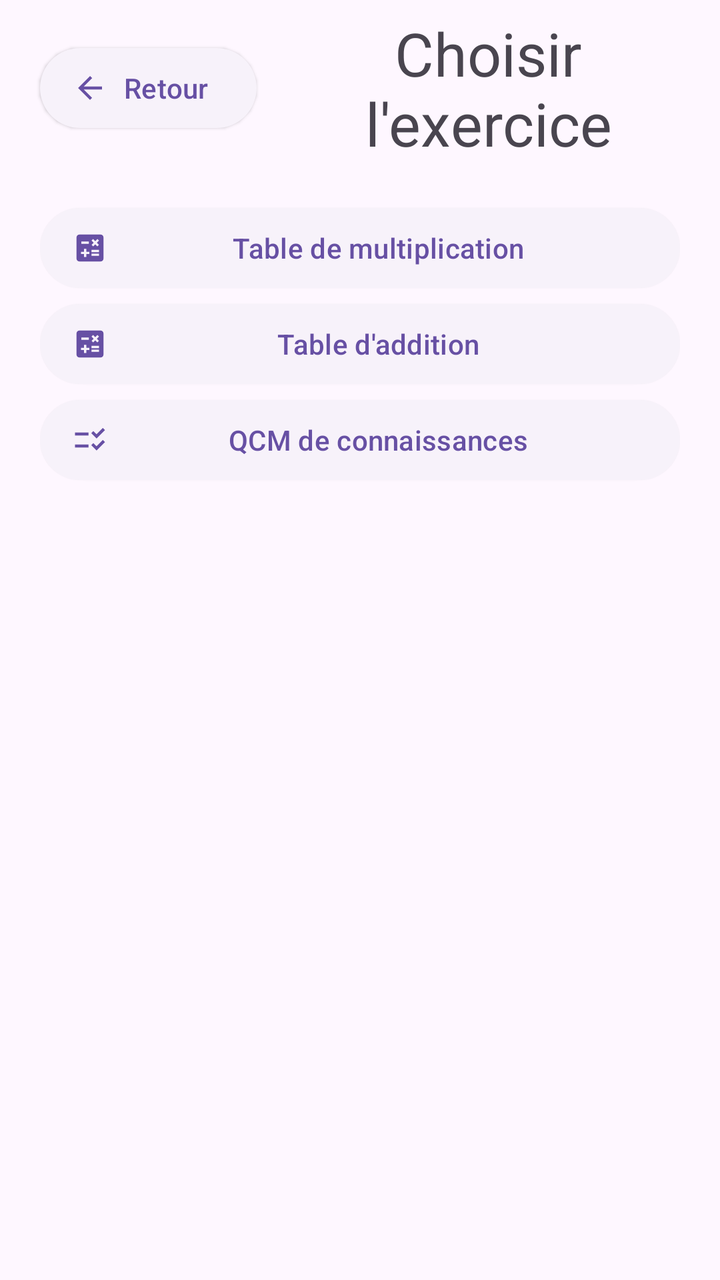
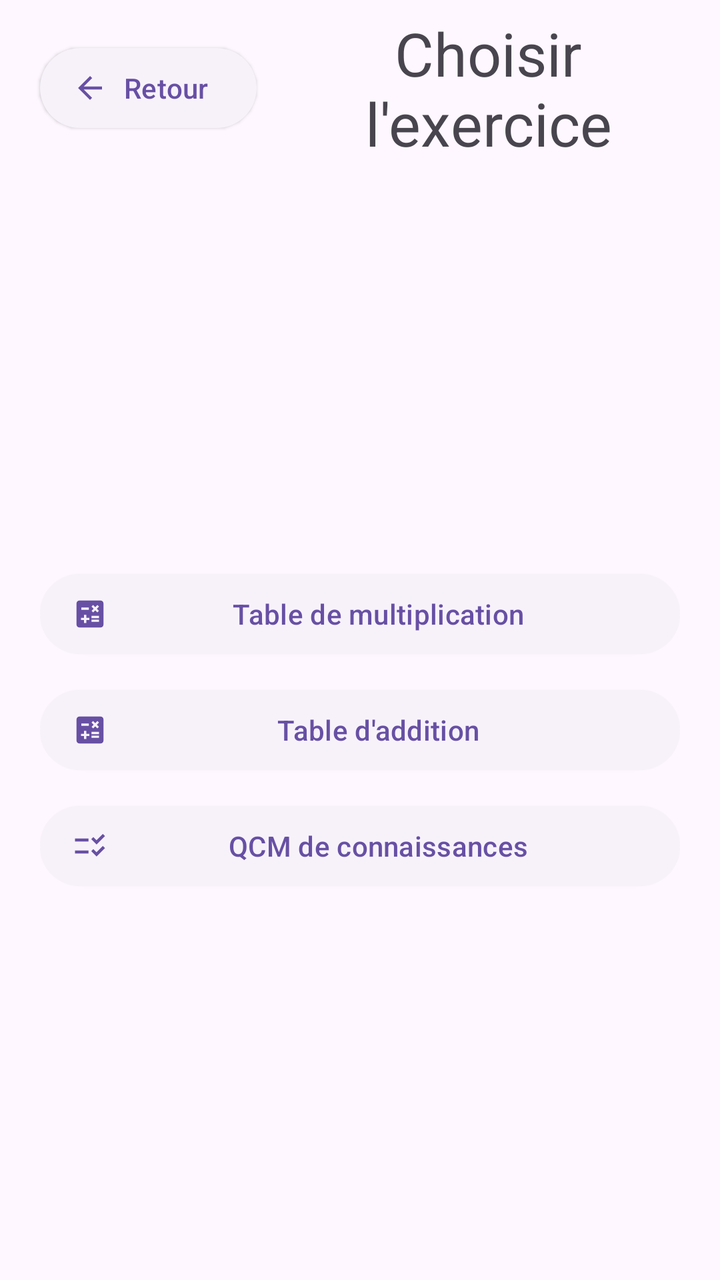

Before-and-after screenshots of an Android layout around one commit, followed by the original layout XML and the change that was made.
<!-- AndroidManifest.xml: application theme Theme.MiniProjet -->
<!-- res/layout/activity_liste_exo.xml -->
<?xml version="1.0" encoding="utf-8"?>
<RelativeLayout xmlns:android="http://schemas.android.com/apk/res/android"
    xmlns:app="http://schemas.android.com/apk/res-auto"
    xmlns:tools="http://schemas.android.com/tools"
    android:id="@+id/main"
    android:layout_width="match_parent"
    android:layout_height="match_parent"
    tools:context=".ListeExoActivity">
    <LinearLayout
        android:layout_width="match_parent"
        android:layout_height="wrap_content"
        android:orientation="horizontal"
        android:gravity="center">

        <Button
            style="@style/Widget.Material3.Button.ElevatedButton.Icon"
            android:layout_width="wrap_content"
            android:layout_height="wrap_content"
            android:text="@string/Creation_button_text_retour"
            android:layout_margin="20dp"
            android:onClick="btnRetour"
            app:icon="@drawable/baseline_arrow_back_24"
            />

        <TextView
            android:id="@+id/Liste_text_title"
            android:text="@string/List_text"
            android:layout_width="match_parent"
            android:layout_height="wrap_content"
            android:gravity="center"
            android:textSize="30dp"
            android:layout_marginRight="20dp"/>
    </LinearLayout>


    <LinearLayout
        android:layout_width="match_parent"
        android:layout_height="match_parent"
        android:orientation="vertical"
        android:layout_marginTop="100dp"
        android:layout_marginHorizontal="20dp">

        <Button
            style="@style/Widget.Material3.Button.ElevatedButton.Icon"
            android:layout_width="match_parent"
            android:layout_height="wrap_content"
            android:text="@string/List_btn_TableDeMult"
            android:onClick="onExoTableDeMult"
            app:icon="@drawable/baseline_calculate_24"
            />

        <Button
            style="@style/Widget.Material3.Button.ElevatedButton.Icon"
            android:layout_width="match_parent"
            android:layout_height="wrap_content"
            android:text="@string/List_btn_TableDadd"
            android:onClick="onExoTableDadd"
            app:icon="@drawable/baseline_calculate_24"
            />

        <Button
            style="@style/Widget.Material3.Button.ElevatedButton.Icon"
            android:layout_width="match_parent"
            android:layout_height="wrap_content"
            android:text="@string/List_btn_QCM"
            android:onClick="onExoQCM"
            app:icon="@drawable/baseline_checklist_rtl_24"
            />

    </LinearLayout>
</RelativeLayout>
<!-- resources referenced by this layout -->
<resources>
  <!-- drawable baseline_arrow_back_24 (drawable) -->
  <vector xmlns:android="http://schemas.android.com/apk/res/android" android:autoMirrored="true" android:height="24dp" android:tint="#000000" android:viewportHeight="24" android:viewportWidth="24" android:width="24dp">
        
      <path android:fillColor="@android:color/white" android:pathData="M20,11H7.83l5.59,-5.59L12,4l-8,8 8,8 1.41,-1.41L7.83,13H20v-2z"/>
      
  </vector>
  <!-- drawable baseline_calculate_24 (drawable) -->
  <vector xmlns:android="http://schemas.android.com/apk/res/android" android:height="24dp" android:tint="#000000" android:viewportHeight="24" android:viewportWidth="24" android:width="24dp">
        
      <path android:fillColor="@android:color/white" android:pathData="M19,3H5C3.9,3 3,3.9 3,5v14c0,1.1 0.9,2 2,2h14c1.1,0 2,-0.9 2,-2V5C21,3.9 20.1,3 19,3zM13.03,7.06L14.09,6l1.41,1.41L16.91,6l1.06,1.06l-1.41,1.41l1.41,1.41l-1.06,1.06L15.5,9.54l-1.41,1.41l-1.06,-1.06l1.41,-1.41L13.03,7.06zM6.25,7.72h5v1.5h-5V7.72zM11.5,16h-2v2H8v-2H6v-1.5h2v-2h1.5v2h2V16zM18,17.25h-5v-1.5h5V17.25zM18,14.75h-5v-1.5h5V14.75z"/>
      
  </vector>
  <!-- drawable baseline_checklist_rtl_24 (drawable) -->
  <vector xmlns:android="http://schemas.android.com/apk/res/android" android:height="24dp" android:tint="#000000" android:viewportHeight="24" android:viewportWidth="24" android:width="24dp">
        
      <path android:fillColor="@android:color/white" android:pathData="M11,7H2v2h9V7zM11,15H2v2h9V15zM16.34,11l-3.54,-3.54l1.41,-1.41l2.12,2.12l4.24,-4.24L22,5.34L16.34,11zM16.34,19l-3.54,-3.54l1.41,-1.41l2.12,2.12l4.24,-4.24L22,13.34L16.34,19z"/>
      
  </vector>
  <string name="Creation_button_text_retour">Retour</string>
  <string name="List_btn_QCM">QCM de connaissances</string>
  <string name="List_btn_TableDadd">Table d\'addition</string>
  <string name="List_btn_TableDeMult">Table de multiplication</string>
  <string name="List_text">Choisir l\'exercice</string>
  <style name="Theme.MiniProjet" parent="Base.Theme.MiniProjet" />
  <style name="Base.Theme.MiniProjet" parent="Theme.Material3.DayNight.NoActionBar">
          
          
      </style>
</resources>

<!-- the commit's change to res/layout/activity_liste_exo.xml (unified diff, before → after) -->
@@ -38,7 +38,8 @@
         android:layout_height="match_parent"
         android:orientation="vertical"
         android:layout_marginTop="100dp"
-        android:layout_marginHorizontal="20dp">
+        android:layout_marginHorizontal="20dp"
+        android:gravity="center">
 
         <Button
             style="@style/Widget.Material3.Button.ElevatedButton.Icon"
@@ -47,7 +48,7 @@
             android:text="@string/List_btn_TableDeMult"
             android:onClick="onExoTableDeMult"
             app:icon="@drawable/baseline_calculate_24"
-            />
+            android:layout_marginBottom="10dp"/>
 
         <Button
             style="@style/Widget.Material3.Button.ElevatedButton.Icon"
@@ -56,7 +57,7 @@
             android:text="@string/List_btn_TableDadd"
             android:onClick="onExoTableDadd"
             app:icon="@drawable/baseline_calculate_24"
-            />
+            android:layout_marginBottom="10dp"/>
 
         <Button
             style="@style/Widget.Material3.Button.ElevatedButton.Icon"
@@ -65,7 +66,7 @@
             android:text="@string/List_btn_QCM"
             android:onClick="onExoQCM"
             app:icon="@drawable/baseline_checklist_rtl_24"
-            />
+            android:layout_marginBottom="10dp"/>
 
     </LinearLayout>
 </RelativeLayout>
